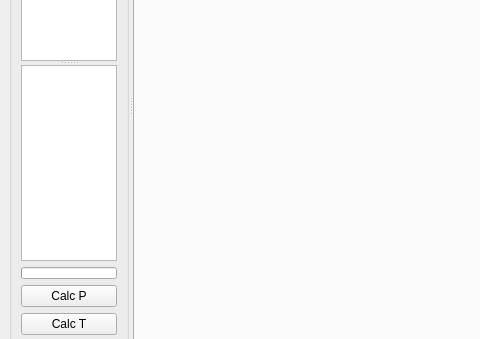
First picture: the form in pypsbuilder/ui/psbuilder.ui, repository ondrolexa/pypsbuilder, before the edit; both pictures show x 0 to 480 and y 193 to 532 of the 1106 by 726 pixel window.
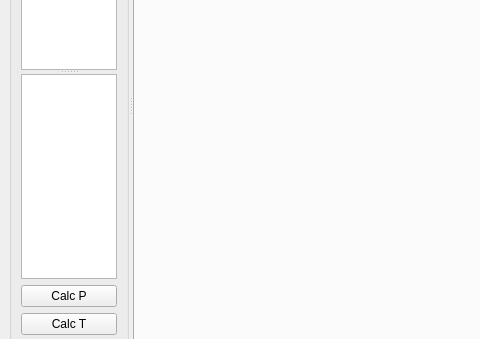
Second picture: the form after the edit.

Commit message:
Progress bar removed
output parsing secured for parsing errors

The edit to the form file:
```diff
--- a/pypsbuilder/ui/psbuilder.ui
+++ b/pypsbuilder/ui/psbuilder.ui
@@ -80,22 +80,6 @@
             </widget>
            </widget>
           </item>
-          <item>
-           <widget class="QProgressBar" name="progressBar">
-            <property name="maximumSize">
-             <size>
-              <width>16777215</width>
-              <height>12</height>
-             </size>
-            </property>
-            <property name="value">
-             <number>0</number>
-            </property>
-            <property name="textVisible">
-             <bool>false</bool>
-            </property>
-           </widget>
-          </item>
           <item>
            <widget class="QPushButton" name="pushCalcPatT">
             <property name="maximumSize">
```
The commit also changes 3 other files.
